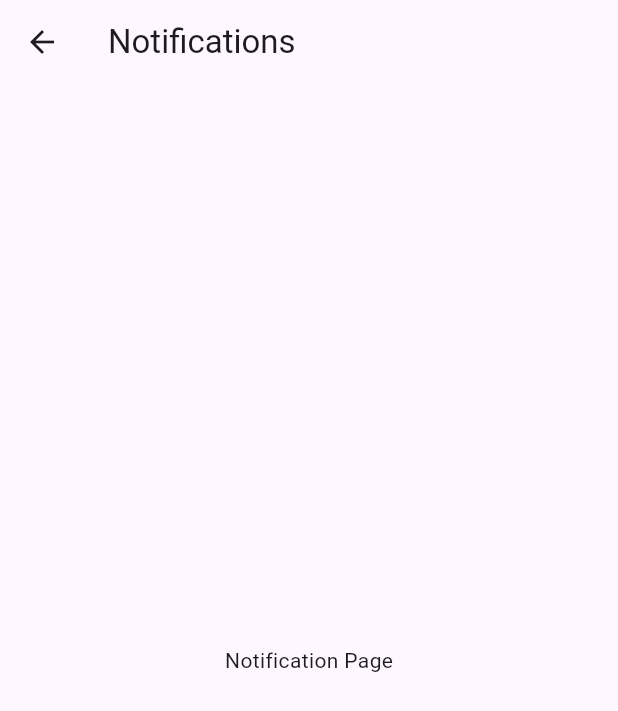
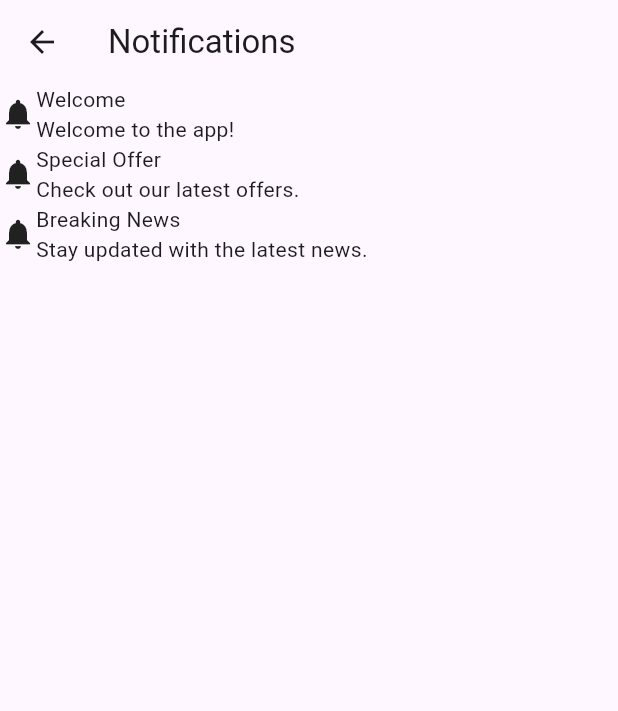
Before and after one commit to shashank-reddy-electromob/wrenchmate, a Flutter app: the NotificationPage screen opened by its route, on a phone screen of 412 x 824 dp. Shown: the top 711 px of the screen. Run offline on Flutter 3.47's test engine with Material 3 defaults, Android fonts, the phone set to English and light mode, and no system bars; our stand-ins replace carousel_slider, firebase_auth, firebase_core, flutter_xlider, get, smooth_page_indicator; accounts and stored records are empty.

Commit message:
added notificatins

```diff
--- /dev/null
+++ b/lib/app/data/providers/notifications_provider.dart
@@ -0,0 +1,7 @@
+import '../models/notification_model.dart';
+
+List<Notification> dummyNotifications = [
+  Notification(category: 'General', title: 'Welcome', description: 'Welcome to the app!'),
+  Notification(category: 'Sales', title: 'Special Offer', description: 'Check out our latest offers.'),
+  Notification(category: 'News', title: 'Breaking News', description: 'Stay updated with the latest news.'),
+];
--- a/lib/app/modules/home/home_page.dart
+++ b/lib/app/modules/home/home_page.dart
@@ -4,6 +4,7 @@ import 'package:wrenchmate_user_app/app/modules/home/widgits/offers_slider.dart'
 import 'package:wrenchmate_user_app/app/modules/home/widgits/searchbar_filter.dart';
 import 'package:wrenchmate_user_app/app/modules/home/widgits/services.dart';
 import 'package:wrenchmate_user_app/app/modules/home/widgits/toprecommendedservices.dart';
+import 'package:wrenchmate_user_app/app/routes/app_routes.dart';
 import '../../controllers/home_controller.dart';
 
 class HomePage extends StatefulWidget {
@@ -66,7 +67,9 @@ class _HomePageState extends State<HomePage> {
           ),
           child: IconButton(
             icon: Icon(Icons.notifications_none_outlined,color: Color(0xff515151),),
-            onPressed:(){},
+            onPressed:(){
+              Get.toNamed(AppRoutes.NOTIFICATIONS);
+            },
           ),
         ),
           Container(width: 20,)
--- a/lib/app/modules/home/notification_page.dart
+++ b/lib/app/modules/home/notification_page.dart
@@ -1,6 +1,7 @@
 import 'package:flutter/material.dart';
 import 'package:get/get.dart';
 import '../../controllers/home_controller.dart';
+import '../../data/providers/notifications_provider.dart';
 
 class NotificationPage extends StatelessWidget {
   @override
@@ -8,7 +9,24 @@ class NotificationPage extends StatelessWidget {
     final HomeController controller = Get.find();
     return Scaffold(
       appBar: AppBar(title: Text('Notifications')),
-      body: Center(child: Text('Notification Page')),
+      body: ListView.builder(
+        itemCount: dummyNotifications.length,
+        itemBuilder: (context, index) {
+          return Row(
+            children: [
+              // Icon based on category
+              Icon(Icons.notifications),
+              Column(
+                crossAxisAlignment: CrossAxisAlignment.start,
+                children: [
+                  Text(dummyNotifications[index].title),
+                  Text(dummyNotifications[index].description),
+                ],
+              ),
+            ],
+          );
+        },
+      ),
     );
   }
 }
```
Also changed, not shown: lib/app/data/models/notification_model.dart (+7 -0 lines).
